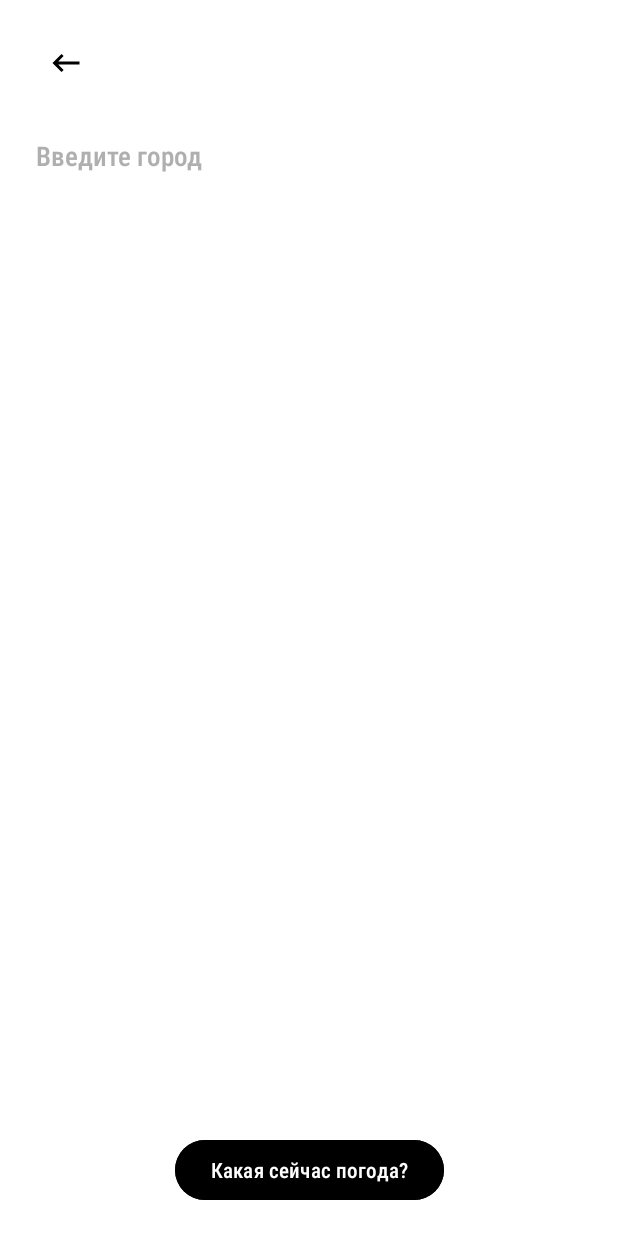
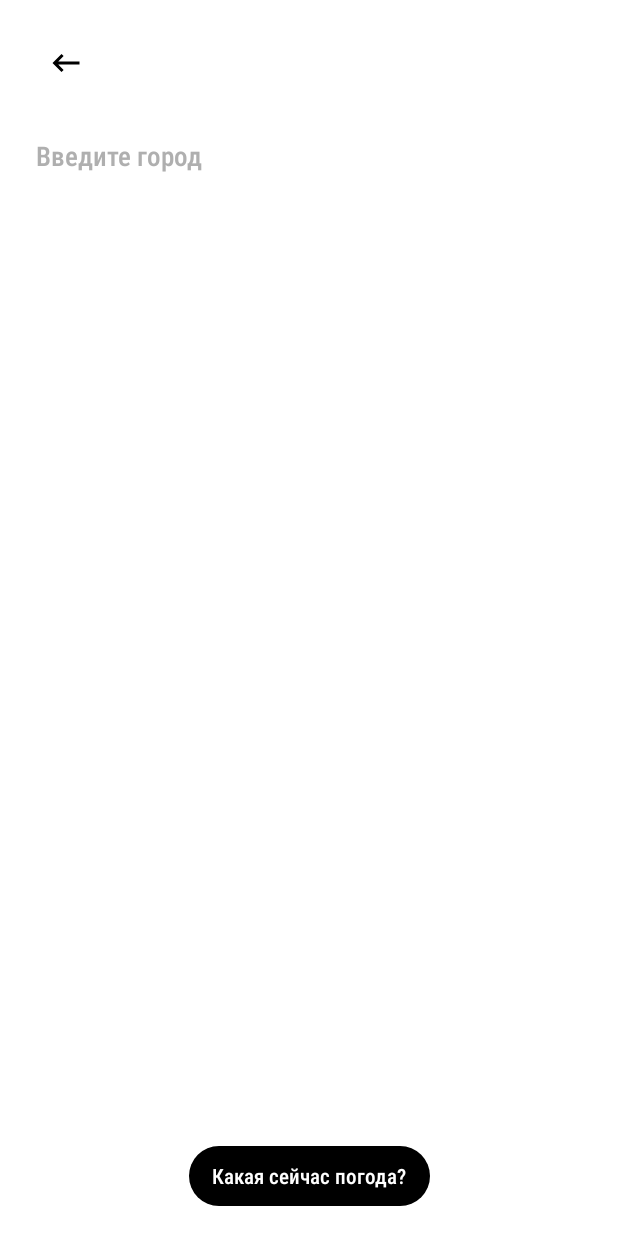
Before and after one commit to Zolomed/ClothingStore, an Android app: the SearchActivity screen opened directly, with no data from a screen before it, on a phone screen of 412 x 824 dp. Run offline under Robolectric (Android 15) with nearby library versions, the phone set to English and light mode, and no system bars.

Commit message:
Изменения в теме и .gitignore

```diff
--- /dev/null
+++ b/app/src/main/res/drawable/round_button_background.xml
@@ -0,0 +1,8 @@
+<?xml version="1.0" encoding="utf-8"?>
+<selector xmlns:android="http://schemas.android.com/apk/res/android">
+<item>
+    <shape android:shape="rectangle">
+        <corners android:radius="20dp" />
+    </shape>
+</item>
+</selector>
--- a/app/src/main/res/layout/activity_account.xml
+++ b/app/src/main/res/layout/activity_account.xml
@@ -71,7 +71,7 @@
                 android:id="@+id/button"
                 style="@style/Button"
                 android:layout_width="wrap_content"
-                android:layout_height="wrap_content"
+                android:layout_height="40dp"
                 android:layout_gravity="center"
                 android:layout_marginTop="20dp"
                 android:text="@string/edit_profile" />
@@ -81,6 +81,7 @@
                 style="@style/Base.Theme.Diary"
                 android:layout_width="150dp"
                 android:layout_height="wrap_content"
+                android:layout_marginTop="5dp"
                 android:layout_gravity="center"
                 android:text="Переключение темы" />
         </LinearLayout>
--- a/app/src/main/res/layout/activity_main.xml
+++ b/app/src/main/res/layout/activity_main.xml
@@ -45,7 +45,7 @@
         android:id="@+id/authButton"
         style="@style/Button"
         android:layout_width="300dp"
-        android:layout_height="wrap_content"
+        android:layout_height="40dp"
         android:layout_gravity="center"
         android:layout_marginTop="200dp"
         android:text="@string/voity" />
--- a/app/src/main/res/layout/activity_reg.xml
+++ b/app/src/main/res/layout/activity_reg.xml
@@ -45,7 +45,7 @@
         android:id="@+id/regButton"
         style="@style/Button"
         android:layout_width="300dp"
-        android:layout_height="wrap_content"
+        android:layout_height="40dp"
         android:layout_gravity="center"
         android:layout_marginTop="200dp"
         android:text="@string/register" />
--- a/app/src/main/res/layout/activity_search.xml
+++ b/app/src/main/res/layout/activity_search.xml
@@ -50,7 +50,7 @@
         android:id="@+id/weatherButton"
         style="@style/Button"
         android:layout_width="wrap_content"
-        android:layout_height="wrap_content"
+        android:layout_height="40dp"
         android:layout_marginBottom="20dp"
         android:text="Какая сейчас погода?"
         app:layout_constraintBottom_toTopOf="@+id/errorText"
@@ -82,7 +82,7 @@
         android:id="@+id/clearHistoryButton"
         style="@style/Button"
         android:layout_width="wrap_content"
-        android:layout_height="wrap_content"
+        android:layout_height="40dp"
         android:text="Очистить историю"
         android:visibility="gone"
         app:layout_constraintEnd_toEndOf="parent"
--- a/app/src/main/res/values-night/themes.xml
+++ b/app/src/main/res/values-night/themes.xml
@@ -1,6 +1,6 @@
 <resources xmlns:tools="http://schemas.android.com/tools">
     <!-- Base application theme. -->
-    <style name="Base.Theme.Diary" parent="Theme.Material3.DayNight.NoActionBar">
+    <style name="Base.Theme.Diary" parent="Theme.AppCompat.DayNight.NoActionBar">
         <!-- Customize your dark theme here. -->
         <!-- <item name="colorPrimary">@color/my_dark_primary</item> -->
         <item name="android:background">@color/black</item>
@@ -17,5 +17,8 @@
         <item name="android:textColor">@color/black</item>
         <item name="android:fontFamily">sans-serif-condensed-medium</item>
         <item name="rippleColor">@color/gray</item>
+        <item name="android:background">@drawable/round_button_background</item>
+        <item name="android:textAllCaps">false</item>
+        <item name="android:paddingHorizontal">15dp</item>
     </style>
 </resources>
--- a/app/src/main/res/values/themes.xml
+++ b/app/src/main/res/values/themes.xml
@@ -1,6 +1,6 @@
 <resources xmlns:tools="http://schemas.android.com/tools">
     <!-- Base application theme. -->
-    <style name="Base.Theme.Diary" parent="Theme.Material3.DayNight.NoActionBar">
+    <style name="Base.Theme.Diary" parent="Theme.AppCompat.DayNight.NoActionBar">
         <!-- Customize your light theme here. -->
         <!-- <item name="colorPrimary">@color/my_light_primary</item> -->
         <item name="android:background">@color/white</item>
@@ -17,6 +17,9 @@
         <item name="android:textColor">@color/white</item>
         <item name="android:fontFamily">sans-serif-condensed-medium</item>
         <item name="rippleColor">@color/gray</item>
+        <item name="android:background">@drawable/round_button_background</item>
+        <item name="android:textAllCaps">false</item>
+        <item name="android:paddingHorizontal">15dp</item>
     </style>
 
     <style name="Theme.Diary" parent="Base.Theme.Diary" />
```
Also changed, not shown: 1 other file.
